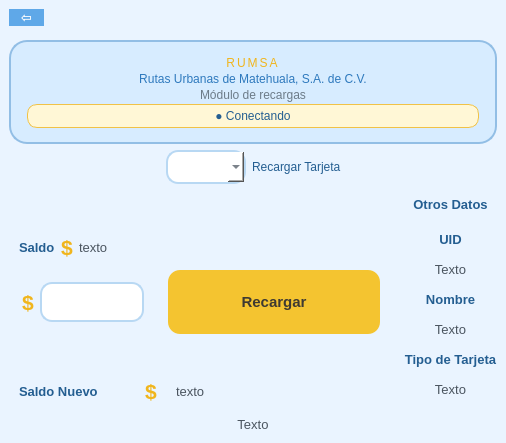
Old version of the form login_mvc_project/ui/recarga.ui in the repository alttus-ti/matehuala_app_escritorio.
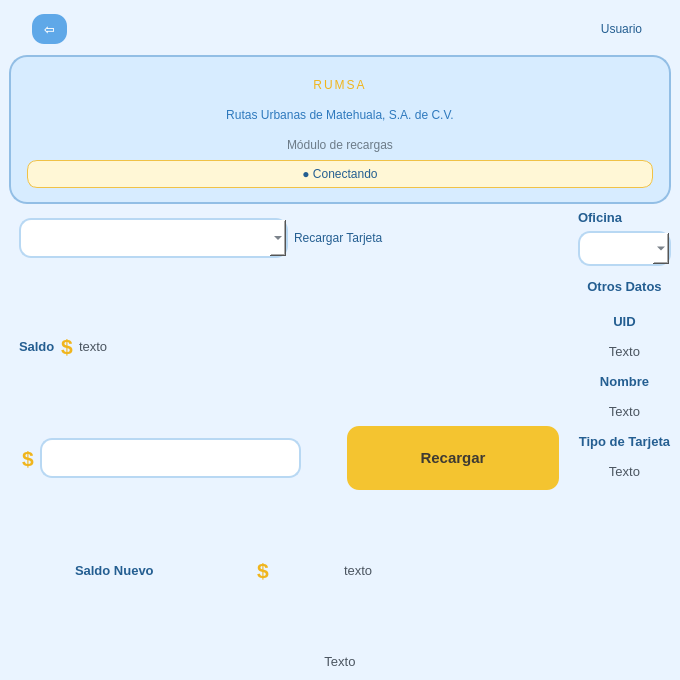
New version of the form.

Commit message: alta, cancelar, recarga y sustituir

Patch:
```diff
--- a/login_mvc_project/ui/recarga.ui
+++ b/login_mvc_project/ui/recarga.ui
@@ -6,8 +6,8 @@
    <rect>
     <x>0</x>
     <y>0</y>
-    <width>506</width>
-    <height>443</height>
+    <width>680</width>
+    <height>680</height>
    </rect>
   </property>
   <property name="windowTitle">
@@ -131,55 +131,8 @@
 </string>
    </property>
    <layout class="QGridLayout" name="gridLayout">
-    <item row="1" column="0" colspan="3">
-     <layout class="QHBoxLayout" name="horizontalLayout_4">
-      <item>
-       <spacer name="horizontalSpacer_4">
-        <property name="orientation">
-         <enum>Qt::Horizontal</enum>
-        </property>
-        <property name="sizeHint" stdset="0">
-         <size>
-          <width>40</width>
-          <height>20</height>
-         </size>
-        </property>
-       </spacer>
-      </item>
-      <item>
-       <widget class="QComboBox" name="comboBox">
-        <property name="maximumSize">
-         <size>
-          <width>300</width>
-          <height>40</height>
-         </size>
-        </property>
-       </widget>
-      </item>
-      <item>
-       <widget class="QLabel" name="label">
-        <property name="text">
-         <string>Recargar Tarjeta</string>
-        </property>
-       </widget>
-      </item>
-      <item>
-       <spacer name="horizontalSpacer_3">
-        <property name="orientation">
-         <enum>Qt::Horizontal</enum>
-        </property>
-        <property name="sizeHint" stdset="0">
-         <size>
-          <width>40</width>
-          <height>20</height>
-         </size>
-        </property>
-       </spacer>
-      </item>
-     </layout>
-    </item>
-    <item row="0" column="0" colspan="3">
-     <layout class="QVBoxLayout" name="verticalLayout">
+    <item row="0" column="0" colspan="2">
+     <layout class="QHBoxLayout" name="horizontalLayout_5">
       <item>
        <widget class="QPushButton" name="botonregresar">
         <property name="maximumSize">
@@ -203,21 +156,60 @@
        </widget>
       </item>
       <item>
-       <spacer name="rumsaSpacer_recarga">
+       <spacer name="horizontalSpacer_3">
         <property name="orientation">
-         <enum>Qt::Vertical</enum>
+         <enum>Qt::Horizontal</enum>
         </property>
         <property name="sizeType">
          <enum>QSizePolicy::Fixed</enum>
         </property>
         <property name="sizeHint" stdset="0">
          <size>
-          <width>20</width>
-          <height>8</height>
+          <width>500</width>
+          <height>13</height>
          </size>
         </property>
        </spacer>
       </item>
+      <item>
+       <widget class="QToolButton" name="usuario">
+        <property name="maximumSize">
+         <size>
+          <width>16777215</width>
+          <height>40</height>
+         </size>
+        </property>
+        <property name="styleSheet">
+         <string notr="true">QToolButton {
+    background-color: transparent;
+    border: none;
+    color: #245E91;
+    padding: 0px;
+    margin: 0px;
+    font: 700 10pt &quot;Arial&quot;;
+}
+
+QToolButton:hover {
+    color: #F4C430;
+    text-decoration: underline;
+}
+
+QToolButton:pressed {
+    background-color: #F4C430;
+    color: #245E91;
+    border-radius: 8px;
+    padding: 4px 8px;
+}</string>
+        </property>
+        <property name="text">
+         <string>Usuario</string>
+        </property>
+       </widget>
+      </item>
+     </layout>
+    </item>
+    <item row="1" column="0" colspan="2">
+     <layout class="QVBoxLayout" name="verticalLayout">
       <item>
        <widget class="QFrame" name="frameHeader">
         <property name="frameShape">
@@ -294,9 +286,272 @@
      </layout>
     </item>
     <item row="2" column="0">
-     <layout class="QVBoxLayout" name="verticalLayout_5"/>
+     <layout class="QHBoxLayout" name="horizontalLayout_4">
+      <item>
+       <spacer name="horizontalSpacer_4">
+        <property name="orientation">
+         <enum>Qt::Horizontal</enum>
+        </property>
+        <property name="sizeType">
+         <enum>QSizePolicy::Fixed</enum>
+        </property>
+        <property name="sizeHint" stdset="0">
+         <size>
+          <width>10</width>
+          <height>0</height>
+         </size>
+        </property>
+       </spacer>
+      </item>
+      <item>
+       <widget class="QComboBox" name="comboBox">
+        <property name="maximumSize">
+         <size>
+          <width>300</width>
+          <height>40</height>
+         </size>
+        </property>
+       </widget>
+      </item>
+      <item>
+       <widget class="QLabel" name="label">
+        <property name="text">
+         <string>Recargar Tarjeta</string>
+        </property>
+       </widget>
+      </item>
+      <item>
+       <spacer name="horizontalSpacer_5">
+        <property name="orientation">
+         <enum>Qt::Horizontal</enum>
+        </property>
+        <property name="sizeType">
+         <enum>QSizePolicy::Fixed</enum>
+        </property>
+        <property name="sizeHint" stdset="0">
+         <size>
+          <width>10</width>
+          <height>10</height>
+         </size>
+        </property>
+       </spacer>
+      </item>
+     </layout>
     </item>
-    <item row="2" column="1" rowspan="5" colspan="2">
+    <item row="2" column="1">
+     <layout class="QVBoxLayout" name="verticalLayout_3">
+      <item>
+       <widget class="QLabel" name="label_2">
+        <property name="maximumSize">
+         <size>
+          <width>50</width>
+          <height>15</height>
+         </size>
+        </property>
+        <property name="palette">
+         <palette>
+          <active>
+           <colorrole role="WindowText">
+            <brush brushstyle="SolidPattern">
+             <color alpha="255">
+              <red>36</red>
+              <green>94</green>
+              <blue>145</blue>
+             </color>
+            </brush>
+           </colorrole>
+           <colorrole role="Text">
+            <brush brushstyle="SolidPattern">
+             <color alpha="255">
+              <red>36</red>
+              <green>94</green>
+              <blue>145</blue>
+             </color>
+            </brush>
+           </colorrole>
+           <colorrole role="ButtonText">
+            <brush brushstyle="SolidPattern">
+             <color alpha="255">
+              <red>36</red>
+              <green>94</green>
+              <blue>145</blue>
+             </color>
+            </brush>
+           </colorrole>
+          </active>
+          <inactive>
+           <colorrole role="WindowText">
+            <brush brushstyle="SolidPattern">
+             <color alpha="255">
+              <red>36</red>
+              <green>94</green>
+              <blue>145</blue>
+             </color>
+            </brush>
+           </colorrole>
+           <colorrole role="Text">
+            <brush brushstyle="SolidPattern">
+             <color alpha="255">
+              <red>36</red>
+              <green>94</green>
+              <blue>145</blue>
+             </color>
+            </brush>
+           </colorrole>
+           <colorrole role="ButtonText">
+            <brush brushstyle="SolidPattern">
+             <color alpha="255">
+              <red>36</red>
+              <green>94</green>
+              <blue>145</blue>
+             </color>
+            </brush>
+           </colorrole>
+          </inactive>
+          <disabled>
+           <colorrole role="WindowText">
+            <brush brushstyle="SolidPattern">
+             <color alpha="255">
+              <red>120</red>
+              <green>120</green>
+              <blue>120</blue>
+             </color>
+            </brush>
+           </colorrole>
+           <colorrole role="Text">
+            <brush brushstyle="SolidPattern">
+             <color alpha="255">
+              <red>120</red>
+              <green>120</green>
+              <blue>120</blue>
+             </color>
+            </brush>
+           </colorrole>
+           <colorrole role="ButtonText">
+            <brush brushstyle="SolidPattern">
+             <color alpha="255">
+              <red>120</red>
+              <green>120</green>
+              <blue>120</blue>
+             </color>
+            </brush>
+           </colorrole>
+          </disabled>
+         </palette>
+        </property>
+        <property name="font">
+         <font>
+          <family>Arial</family>
+          <pointsize>10</pointsize>
+          <weight>75</weight>
+          <bold>true</bold>
+         </font>
+        </property>
+        <property name="text">
+         <string>Oficina</string>
+        </property>
+       </widget>
+      </item>
+      <item>
+       <widget class="QComboBox" name="listaoficina">
+        <property name="maximumSize">
+         <size>
+          <width>300</width>
+          <height>35</height>
+         </size>
+        </property>
+       </widget>
+      </item>
+     </layout>
+    </item>
+    <item row="3" column="0">
+     <layout class="QHBoxLayout" name="horizontalLayout">
+      <item>
+       <spacer name="espacio2">
+        <property name="orientation">
+         <enum>Qt::Horizontal</enum>
+        </property>
+        <property name="sizeType">
+         <enum>QSizePolicy::Fixed</enum>
+        </property>
+        <property name="sizeHint" stdset="0">
+         <size>
+          <width>10</width>
+          <height>10</height>
+         </size>
+        </property>
+       </spacer>
+      </item>
+      <item>
+       <widget class="QLabel" name="saldo">
+        <property name="font">
+         <font>
+          <family>Arial</family>
+          <pointsize>10</pointsize>
+          <weight>87</weight>
+          <italic>false</italic>
+          <bold>true</bold>
+         </font>
+        </property>
+        <property name="text">
+         <string>Saldo</string>
+        </property>
+       </widget>
+      </item>
+      <item>
+       <widget class="QLabel" name="signopeso">
+        <property name="maximumSize">
+         <size>
+          <width>15</width>
+          <height>16777215</height>
+         </size>
+        </property>
+        <property name="font">
+         <font>
+          <family>Arial</family>
+          <pointsize>16</pointsize>
+          <weight>87</weight>
+          <italic>false</italic>
+          <bold>true</bold>
+         </font>
+        </property>
+        <property name="text">
+         <string>$</string>
+        </property>
+       </widget>
+      </item>
+      <item>
+       <widget class="QLabel" name="texto1">
+        <property name="font">
+         <font>
+          <family>Arial</family>
+          <pointsize>10</pointsize>
+          <weight>50</weight>
+          <italic>false</italic>
+          <bold>false</bold>
+         </font>
+        </property>
+        <property name="text">
+         <string>texto</string>
+        </property>
+       </widget>
+      </item>
+      <item>
+       <spacer name="espacio1">
+        <property name="orientation">
+         <enum>Qt::Horizontal</enum>
+        </property>
+        <property name="sizeHint" stdset="0">
+         <size>
+          <width>40</width>
+          <height>20</height>
+         </size>
+        </property>
+       </spacer>
+      </item>
+     </layout>
+    </item>
+    <item row="3" column="1" rowspan="2">
      <layout class="QVBoxLayout" name="verticalLayout_2">
       <item>
        <widget class="QLabel" name="otrosdatos">
@@ -549,6 +804,9 @@
         <property name="orientation">
          <enum>Qt::Horizontal</enum>
         </property>
+        <property name="sizeType">
+         <enum>QSizePolicy::Fixed</enum>
+        </property>
         <property name="sizeHint" stdset="0">
          <size>
           <width>40</width>
@@ -578,136 +836,20 @@
         <property name="orientation">
          <enum>Qt::Horizontal</enum>
         </property>
-        <property name="sizeHint" stdset="0">
-         <size>
-          <width>40</width>
-          <height>20</height>
-         </size>
-        </property>
-       </spacer>
-      </item>
-     </layout>
-    </item>
-    <item row="5" column="0">
-     <layout class="QVBoxLayout" name="verticalLayout_6"/>
-    </item>
-    <item row="7" column="0" colspan="3">
-     <layout class="QVBoxLayout" name="verticalLayout_4">
-      <item>
-       <widget class="QLabel" name="texto7">
-        <property name="maximumSize">
-         <size>
-          <width>900</width>
-          <height>20</height>
-         </size>
-        </property>
-        <property name="font">
-         <font>
-          <family>Arial</family>
-          <pointsize>10</pointsize>
-          <weight>50</weight>
-          <italic>false</italic>
-          <bold>false</bold>
-         </font>
-        </property>
-        <property name="text">
-         <string>Texto</string>
-        </property>
-        <property name="alignment">
-         <set>Qt::AlignCenter</set>
-        </property>
-       </widget>
-      </item>
-     </layout>
-    </item>
-    <item row="3" column="0">
-     <layout class="QHBoxLayout" name="horizontalLayout">
-      <item>
-       <spacer name="espacio2">
-        <property name="orientation">
-         <enum>Qt::Horizontal</enum>
-        </property>
         <property name="sizeType">
          <enum>QSizePolicy::Fixed</enum>
         </property>
         <property name="sizeHint" stdset="0">
          <size>
-          <width>10</width>
-          <height>10</height>
-         </size>
-        </property>
-       </spacer>
-      </item>
-      <item>
-       <widget class="QLabel" name="saldo">
-        <property name="font">
-         <font>
-          <family>Arial</family>
-          <pointsize>10</pointsize>
-          <weight>87</weight>
-          <italic>false</italic>
-          <bold>true</bold>
-         </font>
-        </property>
-        <property name="text">
-         <string>Saldo</string>
-        </property>
-       </widget>
-      </item>
-      <item>
-       <widget class="QLabel" name="signopeso">
-        <property name="maximumSize">
-         <size>
-          <width>15</width>
-          <height>16777215</height>
-         </size>
-        </property>
-        <property name="font">
-         <font>
-          <family>Arial</family>
-          <pointsize>16</pointsize>
-          <weight>87</weight>
-          <italic>false</italic>
-          <bold>true</bold>
-         </font>
-        </property>
-        <property name="text">
-         <string>$</string>
-        </property>
-       </widget>
-      </item>
-      <item>
-       <widget class="QLabel" name="texto1">
-        <property name="font">
-         <font>
-          <family>Arial</family>
-          <pointsize>10</pointsize>
-          <weight>50</weight>
-          <italic>false</italic>
-          <bold>false</bold>
-         </font>
-        </property>
-        <property name="text">
-         <string>texto</string>
-        </property>
-       </widget>
-      </item>
-      <item>
-       <spacer name="espacio1">
-        <property name="orientation">
-         <enum>Qt::Horizontal</enum>
-        </property>
-        <property name="sizeHint" stdset="0">
-         <size>
-          <width>40</width>
-          <height>20</height>
+          <width>13</width>
+          <height>13</height>
          </size>
         </property>
        </spacer>
       </item>
      </layout>
     </item>
-    <item row="6" column="0" colspan="2">
+    <item row="5" column="0" colspan="2">
      <layout class="QHBoxLayout" name="horizontalLayout_2">
       <item>
        <widget class="QLabel" name="saldonuevo">
@@ -793,6 +935,35 @@
       </item>
      </layout>
     </item>
+    <item row="6" column="0" colspan="2">
+     <layout class="QVBoxLayout" name="verticalLayout_4">
+      <item>
+       <widget class="QLabel" name="texto7">
+        <property name="maximumSize">
+         <size>
+          <width>900</width>
+          <height>20</height>
+         </size>
+        </property>
+        <property name="font">
+         <font>
+          <family>Arial</family>
+          <pointsize>10</pointsize>
+          <weight>50</weight>
+          <italic>false</italic>
+          <bold>false</bold>
+         </font>
+        </property>
+        <property name="text">
+         <string>Texto</string>
+        </property>
+        <property name="alignment">
+         <set>Qt::AlignCenter</set>
+        </property>
+       </widget>
+      </item>
+     </layout>
+    </item>
    </layout>
   </widget>
  </widget>
```
Left out of the diff: 4 changed lines with no effect on the pictures. The commit also changes 23 other files.
